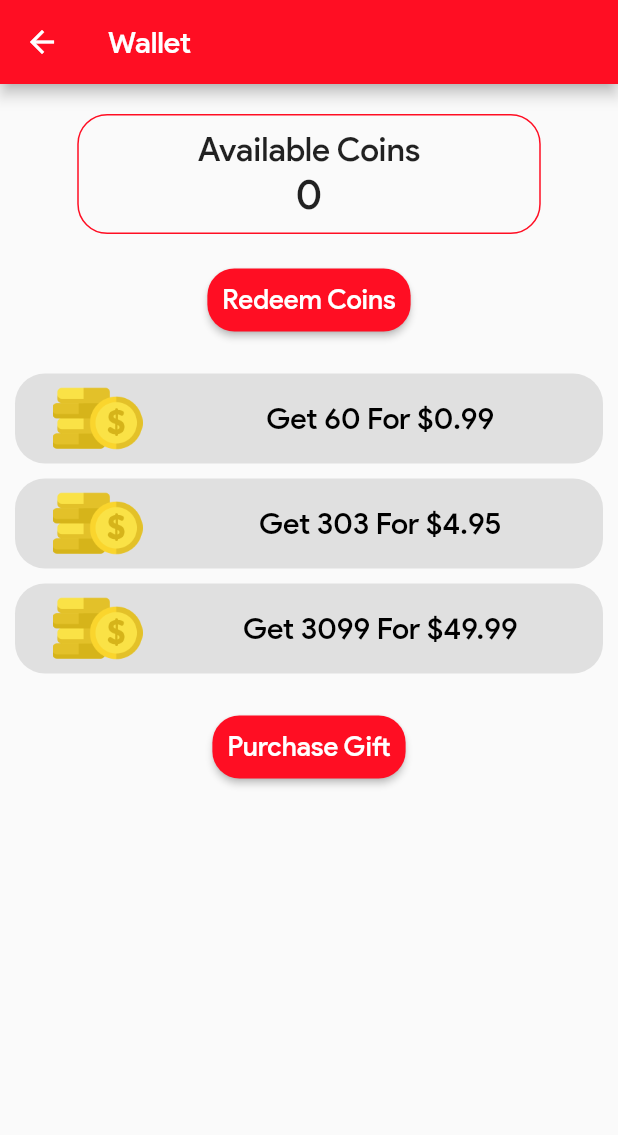
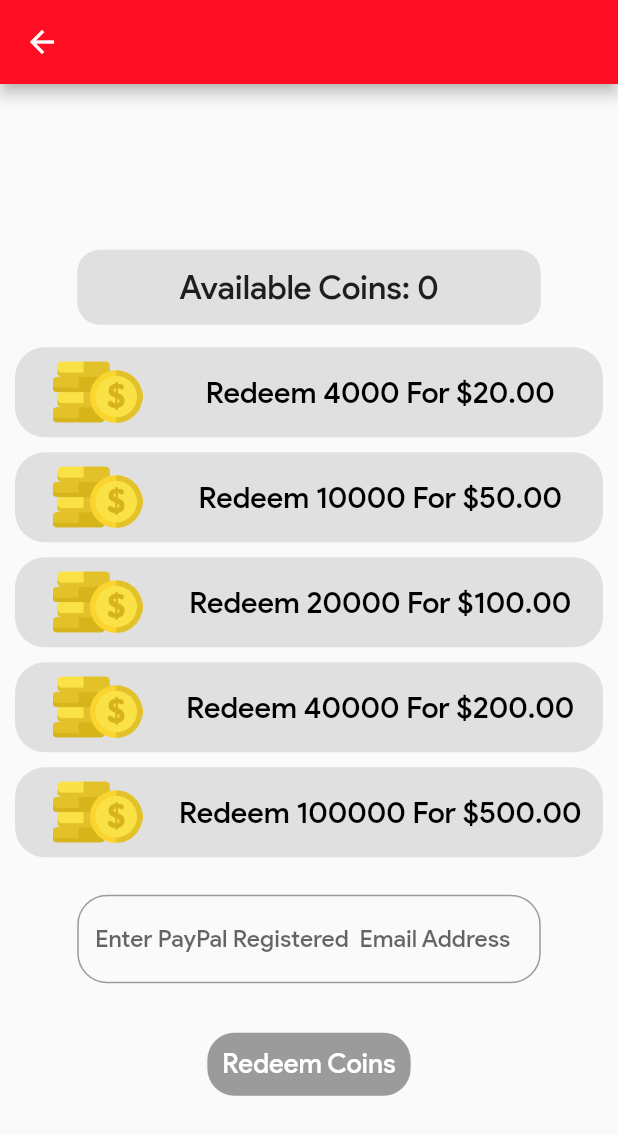
Before and after one commit to saadsardar/socialmediaapp, a Flutter app: the PaymentScreen2 screen opened directly, after a tap on "Redeem Coins", on a phone screen of 412 x 824 dp. Shown: the top 1135 px of the screen. Run offline on Flutter 3.47's test engine with Material 2 defaults, Android fonts, the phone set to English and light mode, and no system bars; our stand-ins replace cached_network_image, cloud_firestore, cloud_functions, firebase_core, firebase_storage, flutter_svg and 5 more; missing offline and left inert: agora_rtc_engine, http_auth, stripe_payment; accounts and stored records are empty.

Commit message:
redeem payment paypal integrated

```diff
--- a/lib/Pages/PaymentScreen2.dart
+++ b/lib/Pages/PaymentScreen2.dart
@@ -1,10 +1,13 @@
 import 'package:cloud_firestore/cloud_firestore.dart';
 import 'package:cloud_functions/cloud_functions.dart';
 import 'package:social/Models/user.dart';
+import 'package:social/Pages/RedeemCoinsScreen.dart';
 import 'package:social/Widgets/SuccessMessageDialog.dart';
 import 'package:stripe_payment/stripe_payment.dart';
 // import 'package:cloud_firestore/cloud_firestore.dart';
 import 'package:flutter/material.dart';
+
+import 'PaypalPayment.dart';
 
 class GiftPurchase {
   int coins;
@@ -217,18 +220,22 @@ class _PaymentScreen2State extends State<PaymentScreen2> {
     setState(() {
       isLoading = true;
     });
+    try {
       final paymentMethod = await StripePayment.paymentRequestWithCardForm(
           CardFormPaymentRequest());
-
       print('paymentRequestWithCardForm done');
       double amount = _selectedGift.amount *
           100.0; // multipliying with 100 to change $ to cents
       final response = await intent
           .call(<String, dynamic>{'amount': amount, 'currency': 'usd'});
+      _showMyDialog(response.data["client_secret"], paymentMethod);
+    } catch (e) {
+      print(e);
+    }
+
     setState(() {
       isLoading = false;
     });
-    _showMyDialog(response.data["client_secret"], paymentMethod);
   }
 
   displayGiftItem(GiftPurchase giftItem) {
@@ -326,6 +333,10 @@ class _PaymentScreen2State extends State<PaymentScreen2> {
                         style: TextStyle(fontSize: 18, color: Colors.white),
                       ),
                       onPressed: () async {
+                        Navigator.of(context).push(MaterialPageRoute(
+                            builder: (ctx) => RedeemCoinsScreen(
+                                  senderUserId: currentUser.id,
+                                )));
                         // getPayIntent();
                       }),
                   SizedBox(height: 20),
@@ -348,9 +359,25 @@ class _PaymentScreen2State extends State<PaymentScreen2> {
                             'Purchase Gift',
                             style: TextStyle(fontSize: 18, color: Colors.white),
                           ),
-                          onPressed: () async {
+                          onPressed: _selectedGift != null
+                              ? () async {
+                                  //   Navigator.of(context).push(
+                                  //     MaterialPageRoute(
+                                  //       builder: (BuildContext context) =>
+                                  //           PaypalPayment(
+                                  //         amount: _selectedGift.amount.toString(),
+                                  //         item: '${_selectedGift.coins} Coins',
+                                  //         onFinish: (number) async {
+                                  //           // payment done
+                                  //           print('order id: ' + number);
+                                  //         },
+                                  //       ),
+                                  //     ),
+                                  //   );
                                   getPayIntent();
-                          }),
+                                }
+                              : null,
+                        )
                 ],
               ),
       ),
--- /dev/null
+++ b/lib/Pages/RedeemCoinsScreen.dart
@@ -0,0 +1,269 @@
+import 'package:cloud_firestore/cloud_firestore.dart';
+import 'package:cloud_functions/cloud_functions.dart';
+import 'package:flutter/material.dart';
+import 'package:social/Models/user.dart';
+import 'package:social/Widgets/SuccessMessageDialog.dart';
+
+class GiftRedeem {
+  int coins;
+  double amount;
+  GiftRedeem({this.coins, this.amount});
+}
+
+class RedeemCoinsScreen extends StatefulWidget {
+  final String senderUserId;
+  // final String receiverUserId;
+  RedeemCoinsScreen({this.senderUserId});
+  @override
+  _RedeemCoinsScreenState createState() => _RedeemCoinsScreenState();
+}
+
+class _RedeemCoinsScreenState extends State<RedeemCoinsScreen> {
+  bool isLoading = true;
+  User senderUser;
+  // User receiverUser;
+  bool isInit = false;
+  TextEditingController emailEditingController;
+  FocusNode emailFocusNode;
+  final List<GiftRedeem> _gifts = [
+    GiftRedeem(coins: 4000, amount: 20),
+    GiftRedeem(coins: 10000, amount: 50),
+    GiftRedeem(coins: 20000, amount: 100),
+    GiftRedeem(coins: 40000, amount: 200),
+    GiftRedeem(coins: 100000, amount: 500),
+  ];
+  GiftRedeem _selectedGift;
+  final HttpsCallable intent =
+      FirebaseFunctions.instance.httpsCallable('createPayoutPaypal');
+
+  @override
+  void initState() {
+    emailEditingController = TextEditingController();
+    super.initState();
+  }
+
+  @override
+  void dispose() {
+    emailEditingController.dispose();
+    super.dispose();
+  }
+
+  loadUsers() async {
+    if (isInit == false) {
+      final senderDoc = await FirebaseFirestore.instance
+          .collection('users')
+          .doc(widget.senderUserId)
+          .get();
+      senderUser = User.fromDocument(senderDoc);
+      isInit = true;
+    }
+    setState(() {
+      isLoading = false;
+    });
+  }
+
+  displayGiftItem(GiftRedeem giftItem) {
+    return GestureDetector(
+      onTap: () {
+        if (giftItem.coins >= senderUser.coins) {
+          setState(() {
+            _selectedGift = giftItem;
+          });
+        }
+      },
+      child: Container(
+        margin: const EdgeInsets.symmetric(vertical: 5, horizontal: 10),
+        height: 60,
+        decoration: BoxDecoration(
+          borderRadius: BorderRadius.all(
+            Radius.circular(20),
+          ),
+          color:
+              _selectedGift == giftItem ? Colors.grey[400] : Colors.grey[300],
+        ),
+        child: Row(
+          mainAxisAlignment: MainAxisAlignment.start,
+          children: [
+            Container(
+              margin: const EdgeInsets.only(left: 25.0),
+              child: Image.asset(
+                'assets/images/coin.png',
+                fit: BoxFit.contain,
+              ),
+            ),
+            SizedBox(
+              width: 10,
+            ),
+            Expanded(
+              child: Text(
+                'Redeem ${giftItem.coins} For \$${giftItem.amount.toStringAsFixed(2)}',
+                textAlign: TextAlign.center,
+                style: TextStyle(color: Colors.black, fontSize: 20),
+              ),
+            ),
+          ],
+        ),
+      ),
+    );
+  }
+
+  displaySenderCoins() {
+    return Container(
+      height: 50,
+      alignment: Alignment.center,
+      width: MediaQuery.of(context).size.width * 0.75,
+      margin: const EdgeInsets.all(10),
+      decoration: BoxDecoration(
+          borderRadius: BorderRadius.all(Radius.circular(15)),
+          color: Colors.grey[300]),
+      child: Text(
+        'Available Coins: ${senderUser.coins}',
+        style: TextStyle(fontSize: 22),
+        textAlign: TextAlign.center,
+      ),
+    );
+  }
+
+  Widget _emailField() {
+    return Container(
+      width: MediaQuery.of(context).size.width * 0.75,
+      padding: const EdgeInsets.only(top: 10),
+      child: TextField(
+        textInputAction: TextInputAction.next,
+        keyboardType: TextInputType.emailAddress,
+        focusNode: emailFocusNode,
+        controller: emailEditingController,
+        onSubmitted: (_) => emailFocusNode.unfocus(),
+        decoration: InputDecoration(
+          border: OutlineInputBorder(
+              borderRadius: BorderRadius.all(Radius.circular(20))),
+          labelText: 'Enter PayPal Registered  Email Address',
+          hintText: 'Email Address',
+        ),
+      ),
+    );
+  }
+
+  Future<String> submit() async {
+    print('In Submit');
+    String msg = '';
+    final emailAddress = emailEditingController.text;
+    print(emailAddress);
+    if (
+        // senderUser.coins < _selectedGift.coins ||
+        emailAddress.length == 0 || emailAddress == null) {
+      msg = 'Not Enough Coins';
+    } else {
+      final newSendersCoin = senderUser.coins - _selectedGift.coins;
+
+      try {
+        print('In Try');
+        final HttpsCallableResult result = await intent.call(
+          <String, dynamic>{
+            'emailAddress': emailAddress,
+            'amount': _selectedGift.amount.toStringAsFixed(0),
+            // 'amount': '1.50',
+          },
+        );
+        print(result.data);
+        final data = result.data as Map<dynamic, dynamic>;
+
+        if (data['batch_status'] != 'PENDING') {
+          msg =
+              'Your Request Can not be processed at the at the moment. Please try again later';
+        } else {
+          // print(result.data);
+          await FirebaseFirestore.instance
+              .collection('users')
+              .doc(senderUser.id)
+              .update({'coins': newSendersCoin});
+        }
+      } catch (e) {
+        print('$e');
+        msg =
+            'Your Request Can not be processed at the at the moment. Please try again later';
+        // msg = e.toString();
+      }
+    }
+    return msg;
+  }
+
+  @override
+  Widget build(BuildContext context) {
+    loadUsers();
+
+    Future<void> confirmationDialogBox() async {
+      return showDialog(
+        context: context,
+        barrierDismissible: false,
+        builder: (BuildContext context) => Dialog(
+          shape:
+              RoundedRectangleBorder(borderRadius: BorderRadius.circular(12.0)),
+          child: Container(
+            height: 400.0,
+            width: 300.0,
+            child: FutureBuilder(
+                future: submit(),
+                builder: (ctx, snap) {
+                  if (snap.connectionState == ConnectionState.waiting) {
+                    return Center(
+                      child: CircularProgressIndicator(),
+                    );
+                  } else {
+                    print('Snap Data ${snap.data}');
+                    final msg = snap.data ?? 'Error';
+                    // final msg = 'abc';
+                    if (msg == '') {
+                      return successMessage(
+                          context, 'Redeem Request Successfully Submitted');
+                    } else {
+                      return errorMsg(context, msg);
+                    }
+                  }
+                }),
+          ),
+        ),
+      );
+    }
+
+    return Scaffold(
+      appBar: AppBar(),
+      body: Center(
+        child: SingleChildScrollView(
+          child: isLoading
+              ? CircularProgressIndicator()
+              : Column(
+                  crossAxisAlignment: CrossAxisAlignment.center,
+                  mainAxisAlignment: MainAxisAlignment.center,
+                  children: [
+                    // displayReceiverUser(),
+                    SizedBox(height: 10),
+                    displaySenderCoins(),
+
+                    for (var giftItem in _gifts) displayGiftItem(giftItem),
+                    SizedBox(height: 10),
+                    _emailField(),
+                    SizedBox(height: 30),
+                    RaisedButton(
+                        padding: const EdgeInsets.all(10),
+                        shape: RoundedRectangleBorder(
+                          borderRadius: BorderRadius.circular(18.0),
+                        ),
+                        color: Theme.of(context).primaryColor,
+                        child: Text(
+                          'Redeem Coins',
+                          style: TextStyle(fontSize: 18, color: Colors.white),
+                        ),
+                        onPressed: _selectedGift == null
+                            ? null
+                            : () async {
+                                // submit();
+                                confirmationDialogBox();
+                              }),
+                  ],
+                ),
+        ),
+      ),
+    );
+  }
+}
--- a/pubspec.yaml
+++ b/pubspec.yaml
@@ -42,7 +42,8 @@ dependencies:
   stripe_payment: ^1.0.6
   modal_progress_hud: ^0.1.3
   intl: ^0.16.1
-
+  webview_flutter: ^1.0.7
+  http_auth: ^0.3.1
 
   # The following adds the Cupertino Icons font to your application.
   # Use with the CupertinoIcons class for iOS style icons.
```
Also changed, not shown: lib/Pages/PaypalPayment.dart (added, +199 -0 lines), lib/Pages/PaypalServices.dart (added, +92 -0 lines), pubspec.lock, 3 other files. Lines whose indentation alone changed are shown as unchanged.
